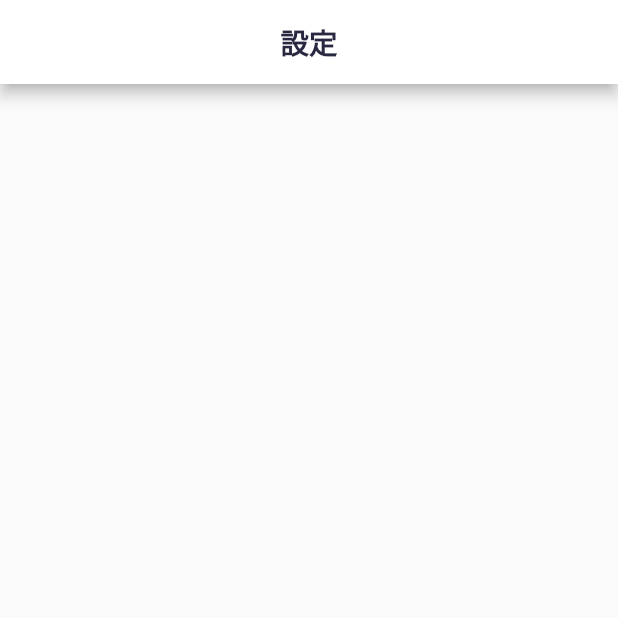
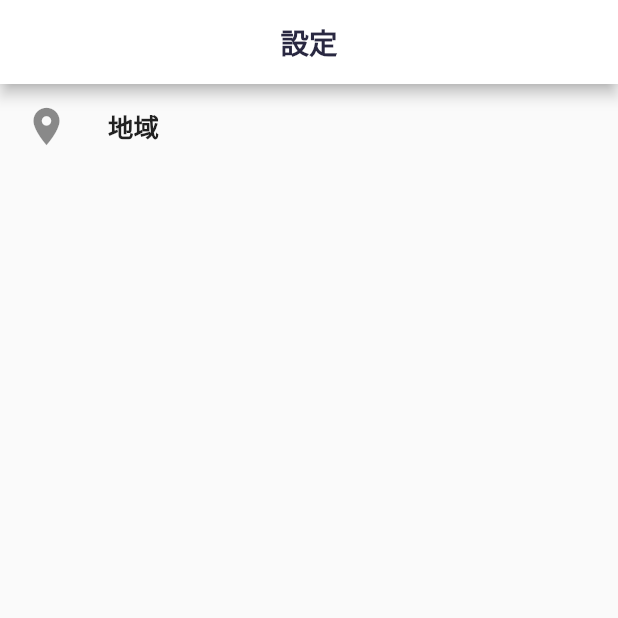
Before and after one commit to Yusuke-Suzuki-11/covid19-manager, a Flutter app: the SettingPage screen opened directly, on a phone screen of 412 x 824 dp, the top half of it. Run offline on Flutter 3.47's test engine with Material 2 defaults, Android fonts, the phone set to English and light mode, and no system bars; our stand-ins replace fl_chart, flutter_riverpod, hexcolor, hooks_riverpod.

Commit message:
仮ボタン作成

```diff
--- a/lib/view/page/setting_page.dart
+++ b/lib/view/page/setting_page.dart
@@ -1,6 +1,4 @@
-import 'package:covid19_manager/const/pallet.dart';
 import 'package:covid19_manager/const/styles.dart';
-import 'package:flutter/cupertino.dart';
 import 'package:flutter/material.dart';
 
 class SettingPage extends StatelessWidget {
@@ -16,6 +14,29 @@ class SettingPage extends StatelessWidget {
         centerTitle: true,
         backgroundColor: Colors.white,
       ),
+      body: ListView(
+        children: [
+          getListItem('地域', Icons.place)
+        ],
+      ),
     );
   }
 }
+
+Widget getListItem(String title, IconData icon){
+  return Container(
+    child: ListTile(
+      leading: Icon(
+        icon,
+        size: 30,
+      ),
+      title: Text(
+        title,
+        style: const TextStyle(
+          fontSize: 17,
+          fontWeight: FontWeight.bold
+        ),
+      ),
+    ),
+  );
+}
```
